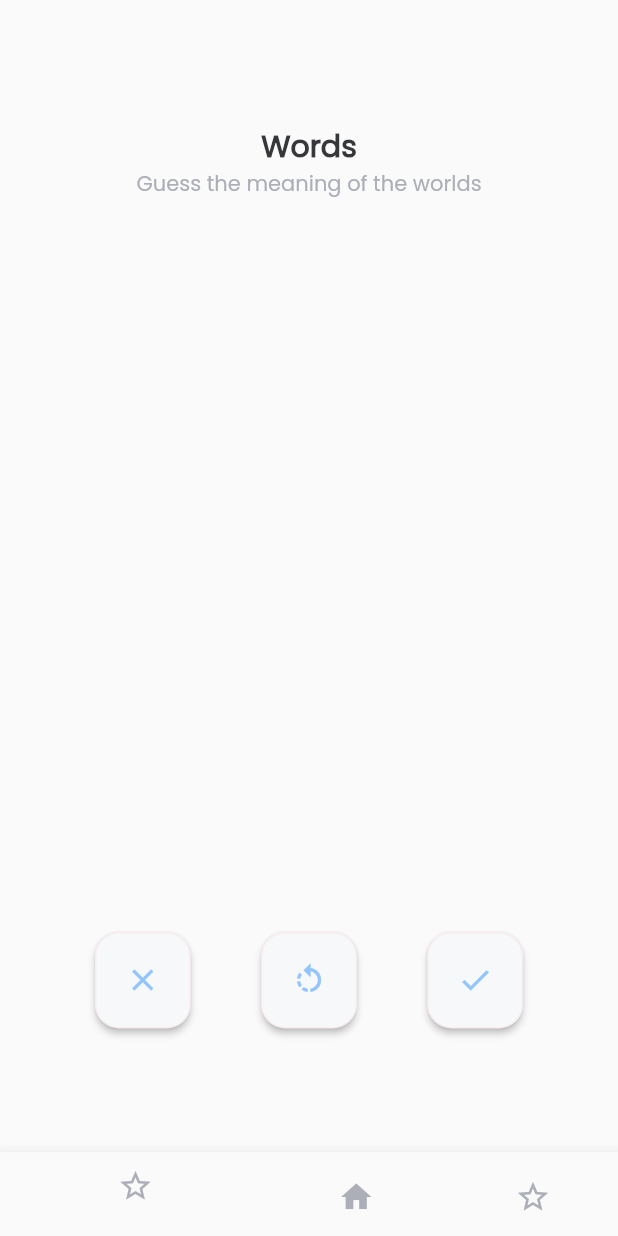
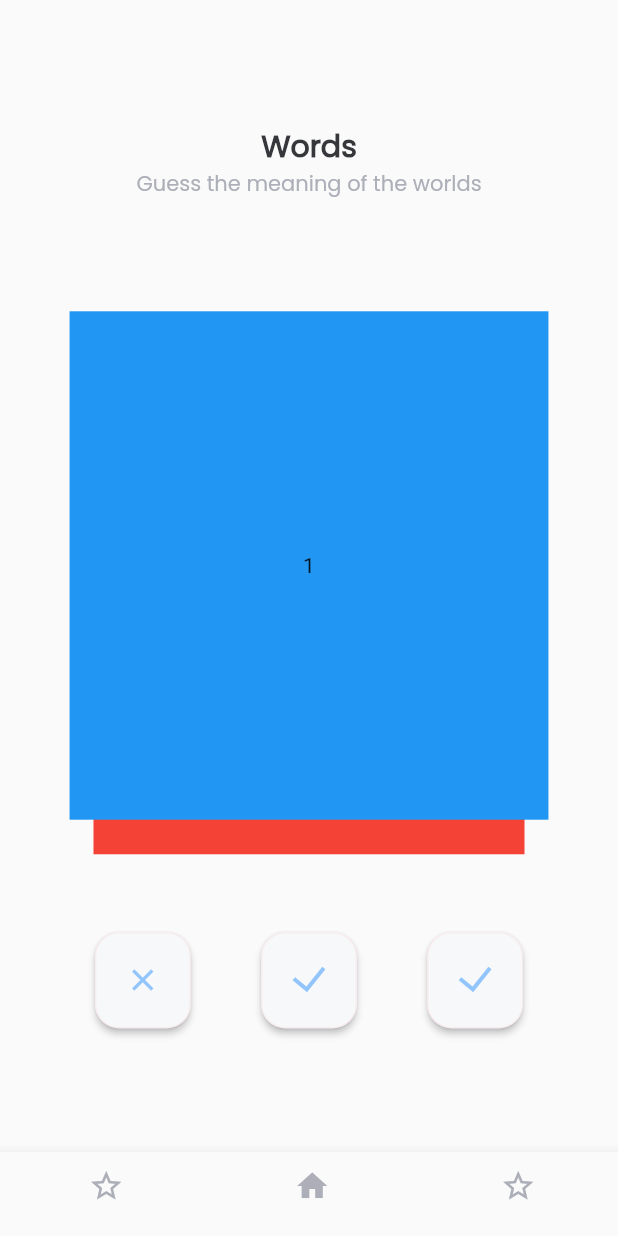
Before and after one commit to Betulkanmaz/wordUp_demo, a Flutter app: the screen it shows after launch, on a phone screen of 412 x 824 dp. Run offline on Flutter 3.47's test engine with Material 2 defaults, Android fonts, the phone set to English and light mode, and no system bars; drawn by our look-alikes of flutter_card_swiper; our stand-ins replace flutter_svg.

Commit message:
svgs added
Home svg icons added

```diff
--- a/lib/screens/home_page.dart
+++ b/lib/screens/home_page.dart
@@ -1,4 +1,6 @@
 import 'package:flutter/material.dart';
+import 'package:flutter_card_swiper/flutter_card_swiper.dart';
+import 'package:flutter_svg/flutter_svg.dart';
 import 'package:wordup_demo/screens/known_words.dart';
 import 'package:wordup_demo/screens/words_to_learn.dart';
 import 'package:wordup_demo/theme/colors.dart';
@@ -26,6 +28,26 @@ class _HomePageState extends State<HomePage> {
     WordsToLearn(),
     KnownWords(),
   ];
+
+  List<Container> cards = [
+    Container(
+      alignment: Alignment.center,
+      child: const Text('1'),
+      color: Colors.blue,
+    ),
+    Container(
+      alignment: Alignment.center,
+      child: const Text('2'),
+      color: Colors.red,
+    ),
+    Container(
+      alignment: Alignment.center,
+      child: const Text('3'),
+      color: Colors.purple,
+    )
+  ];
+
+  CardSwiperController _cardSwiperController = CardSwiperController();
 
   @override
   Widget build(BuildContext context) {
@@ -66,7 +88,15 @@ class _HomePageState extends State<HomePage> {
                 Container(
                   width: MediaQuery.of(context).size.width * 0.872,
                   height: MediaQuery.of(context).size.height * 0.472,
-
+                  child: CardSwiper(
+                    isLoop: false,
+                    onEnd: () {
+                      //10 kart ekle
+                    },
+                    controller: _cardSwiperController,
+                    cardsCount: cards.length,
+                    cardBuilder: (context, index) => cards[index],
+                  ),
                 ),
                 Container(
                   width: MediaQuery.of(context).size.width * 0.693,
@@ -78,6 +108,7 @@ class _HomePageState extends State<HomePage> {
                     children: [
                       ElevatedButton(
                         onPressed: () {
+                          _cardSwiperController.swipeLeft();
                         },
                         style: ElevatedButton.styleFrom(
                           backgroundColor: UIColors.grey50,
@@ -105,14 +136,16 @@ class _HomePageState extends State<HomePage> {
                         child: SizedBox(
                           width: MediaQuery.of(context).size.width * 0.064,
                           height: MediaQuery.of(context).size.height * 0.029,
-                          child: Icon(
-                            Icons.rotate_left_sharp,
-                            color: UIColors.primary300,
+                          child: SvgPicture.asset(
+                            'assets/images/right.svg',
+                            width: 24,
+                            height: 24,
                           ),
                         ),
                       ),
                       ElevatedButton(
                           onPressed: () {
+                            _cardSwiperController.swipeRight();
                           },
                           style: ElevatedButton.styleFrom(
                             backgroundColor: UIColors.grey50,
@@ -123,9 +156,10 @@ class _HomePageState extends State<HomePage> {
                           child: SizedBox(
                             width: MediaQuery.of(context).size.width * 0.064,
                             height: MediaQuery.of(context).size.height * 0.029,
-                            child: Icon(
-                              Icons.check,
-                              color: UIColors.primary300,
+                            child: SvgPicture.asset(
+                              'assets/images/right.svg',
+                              width: 24,
+                              height: 24,
                             ),
                           )),
                     ],
@@ -138,15 +172,14 @@ class _HomePageState extends State<HomePage> {
         bottomNavigationBar: Container(
           padding: EdgeInsets.zero,
           child: BottomNavigationBar(
-            type: BottomNavigationBarType.shifting,
+            type: BottomNavigationBarType.fixed,
             items: [
               BottomNavigationBarItem(
                   label: '',
                   icon: SizedBox(
                       width: MediaQuery.of(context).size.width * 0.048,
                       height: MediaQuery.of(context).size.height * 0.022,
-                      child: Icon(Icons.star_border,
-                          color: UIColors.grey200))),
+                      child: Icon(Icons.star_border, color: UIColors.grey200))),
               BottomNavigationBarItem(
                   label: '',
                   icon: SizedBox(
--- a/lib/screens/known_words.dart
+++ b/lib/screens/known_words.dart
@@ -10,8 +10,15 @@ class KnownWords extends StatefulWidget {
 class _KnownWordsState extends State<KnownWords> {
   @override
   Widget build(BuildContext context) {
-    return Container(
-
+    return Scaffold(
+        body: Container(
+          child: ListView(
+            children: [
+              Text('1'),
+              Text('2'),
+            ],
+          ),
+        ),
     );
   }
 }
--- a/pubspec.yaml
+++ b/pubspec.yaml
@@ -38,7 +38,8 @@ dependencies:
   cupertino_icons: ^1.0.2
   google_fonts: ^5.0.0
   http: ^1.0.0
-  swipeable_card_stack: ^0.0.5
+  flutter_card_swiper: ^5.1.0
+  flutter_svg: ^2.0.6
 
 dev_dependencies:
   flutter_test:
```
Also changed, not shown: assets/images/flip.svg (added), assets/images/home.svg (added), assets/images/left.svg (added), assets/images/pin.svg (added), assets/images/pin_cross.svg (added), assets/images/right.svg (added), pubspec.lock.
